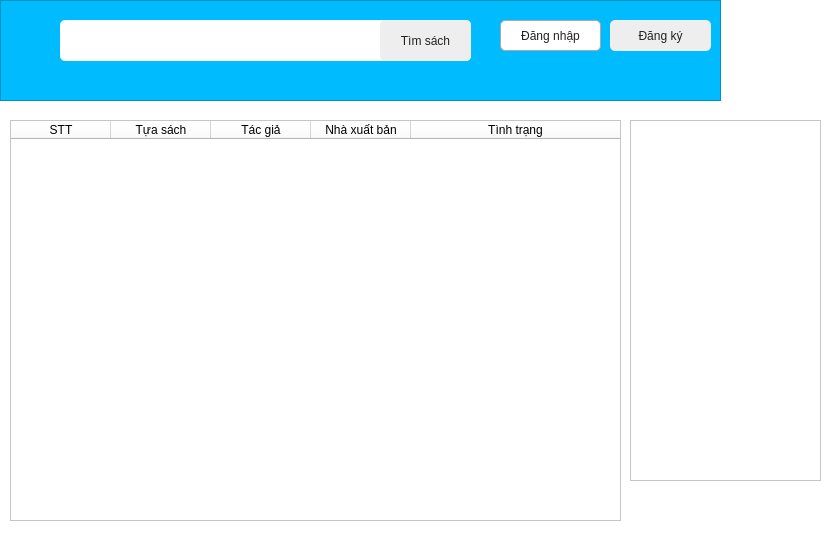
Above: mainwindow.ui from duydvu/Library before the change. Below: the same form after it.
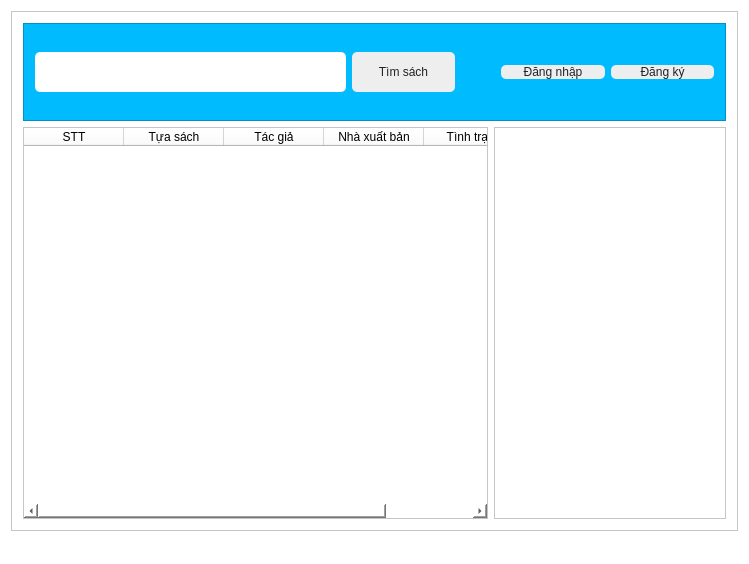
That is the form after the change.

Commit message:
add features, change layouts
Admin and librarian can control book lending request from user.
Change main window layout and 1 part of admin window.

The edit to the form file:
```diff
--- a/mainwindow.ui
+++ b/mainwindow.ui
@@ -9,8 +9,8 @@
    <rect>
     <x>0</x>
     <y>0</y>
-    <width>828</width>
-    <height>546</height>
+    <width>749</width>
+    <height>564</height>
    </rect>
   </property>
   <property name="windowTitle">
@@ -20,54 +20,24 @@
    <string notr="true">background-color: rgb(255,255,255)</string>
   </property>
   <widget class="QWidget" name="centralWidget">
-   <widget class="QPushButton" name="SignInButton">
-    <property name="geometry">
-     <rect>
-      <x>500</x>
-      <y>20</y>
-      <width>101</width>
-      <height>31</height>
-     </rect>
-    </property>
-    <property name="cursor">
-     <cursorShape>PointingHandCursor</cursorShape>
-    </property>
-    <property name="styleSheet">
-     <string notr="true">#SignInButton 
-{
-	border: 1px solid darkgray;
-	border-radius: 5px;
-	font: 15pt &quot;Myriad Pro Cond&quot;;
-	background: qlineargradient(x1: 0, y1: 0, x2: 0, y2: 1,
-                                stop: 0 #eee, stop: 0.4 #ddd,
-                                stop: 0.5 #d8d8d8, stop: 1.0 #ddd);
-	color: #222;
-	outline: none;
-}
-#SignInButton:hover 
-{
-	background: qlineargradient(x1: 0, y1: 0, x2: 0, y2: 1,
-                                stop: 0 #e9e9e9, stop: 0.4 #D8D8D8,
-                                stop: 0.5 #DDDDDD, stop: 1.0 #e9e9e9);
-}
-#SignInButton:pressed 
-{
-	padding-top: 2px;
-}</string>
-    </property>
-    <property name="text">
-     <string>Đăng nhập</string>
-    </property>
-   </widget>
-   <widget class="QFrame" name="MainBar">
+   <layout class="QGridLayout" name="gridLayout">
+    <item row="0" column="1">
+     <widget class="QScrollArea" name="scrollArea">
+      <property name="widgetResizable">
+       <bool>true</bool>
+      </property>
+      <widget class="QWidget" name="scrollAreaWidgetContents">
     <property name="geometry">
      <rect>
       <x>0</x>
       <y>0</y>
-      <width>721</width>
-      <height>101</height>
-     </rect>
-    </property>
+         <width>729</width>
+         <height>524</height>
+        </rect>
+       </property>
+       <layout class="QVBoxLayout" name="verticalLayout" stretch="1,4">
+        <item>
+         <widget class="QFrame" name="MainBar">
     <property name="styleSheet">
      <string notr="true">background: #00BCFF;</string>
     </property>
@@ -77,17 +47,18 @@
     <property name="frameShadow">
      <enum>QFrame::Raised</enum>
     </property>
+          <layout class="QHBoxLayout" name="horizontalLayout_2" stretch="3,1,0,1,1">
+           <item>
     <widget class="QLineEdit" name="FindBooksEdit">
-     <property name="geometry">
-      <rect>
-       <x>60</x>
-       <y>20</y>
-       <width>411</width>
-       <height>41</height>
-      </rect>
+             <property name="minimumSize">
+              <size>
+               <width>242</width>
+               <height>30</height>
+              </size>
      </property>
      <property name="styleSheet">
       <string notr="true">#FindBooksEdit {
+	height: 40px;
 	border: none;
 	border-radius: 5px;
 	padding-left: 10px;
@@ -95,15 +66,9 @@
 }</string>
      </property>
     </widget>
+           </item>
+           <item>
     <widget class="QPushButton" name="FindBooksButton">
-     <property name="geometry">
-      <rect>
-       <x>380</x>
-       <y>20</y>
-       <width>91</width>
-       <height>41</height>
-      </rect>
-     </property>
      <property name="cursor">
       <cursorShape>PointingHandCursor</cursorShape>
      </property>
@@ -115,6 +80,7 @@
      </property>
      <property name="styleSheet">
       <string notr="true">#FindBooksButton{
+	height: 40px;
 	border-width: 0px;
 	border-radius: 5px;
 	background-color: #eee;
@@ -130,15 +96,53 @@
       <string>Tìm sách</string>
      </property>
     </widget>
+           </item>
+           <item>
+            <spacer name="horizontalSpacer">
+             <property name="orientation">
+              <enum>Qt::Horizontal</enum>
+             </property>
+             <property name="sizeHint" stdset="0">
+              <size>
+               <width>40</width>
+               <height>20</height>
+              </size>
+             </property>
+            </spacer>
+           </item>
+           <item>
+            <widget class="QPushButton" name="SignInButton">
+             <property name="cursor">
+              <cursorShape>PointingHandCursor</cursorShape>
+             </property>
+             <property name="styleSheet">
+              <string notr="true">#SignInButton 
+{
+	border-width: 0px;
+	border-radius: 5px;
+	font: 15pt &quot;Myriad Pro Cond&quot;;
+	background-color: #eee;
+	color: #222;
+	outline: none;
+}
+#SignInButton:hover 
+{
+	background: qlineargradient(x1: 0, y1: 0, x2: 0, y2: 1,
+                                stop: 0 #e9e9e9, stop: 0.4 #D8D8D8,
+                                stop: 0.5 #DDDDDD, stop: 1.0 #e9e9e9);
+}
+#SignInButton:pressed 
+{
+	padding-top: 2px;
+}</string>
+             </property>
+             <property name="text">
+              <string>Đăng nhập</string>
+             </property>
+            </widget>
+           </item>
+           <item>
     <widget class="QPushButton" name="SignUpButton">
-     <property name="geometry">
-      <rect>
-       <x>610</x>
-       <y>20</y>
-       <width>101</width>
-       <height>31</height>
-      </rect>
-     </property>
      <property name="cursor">
       <cursorShape>PointingHandCursor</cursorShape>
      </property>
@@ -154,57 +158,34 @@
 }
 #SignUpButton:hover 
 {
-	background-color: qlineargradient(spread:pad, x1:0, y1:0, x2:0, y2:1, stop:0 rgba(157, 157, 157, 255), stop:0.99435 rgba(241, 241, 241, 255), stop:1 rgba(255, 255, 255, 255));
+	background: qlineargradient(x1: 0, y1: 0, x2: 0, y2: 1,
+                                stop: 0 #e9e9e9, stop: 0.4 #D8D8D8,
+                                stop: 0.5 #DDDDDD, stop: 1.0 #e9e9e9);
+}
+#SignUpButton:pressed 
+{
+	padding-top: 2px;
 }</string>
      </property>
      <property name="text">
       <string>Đăng ký</string>
      </property>
     </widget>
-    <widget class="QLabel" name="AccountLabel">
-     <property name="geometry">
-      <rect>
-       <x>480</x>
-       <y>20</y>
-       <width>231</width>
-       <height>31</height>
-      </rect>
-     </property>
-     <property name="styleSheet">
-      <string notr="true">font: 63 12pt &quot;Myriad Pro Light&quot;;
-background: none;</string>
-     </property>
-     <property name="text">
-      <string/>
-     </property>
-     <property name="alignment">
-      <set>Qt::AlignRight|Qt::AlignTrailing|Qt::AlignVCenter</set>
-     </property>
-    </widget>
-    <zorder>AccountLabel</zorder>
-    <zorder>FindBooksEdit</zorder>
-    <zorder>FindBooksButton</zorder>
+           </item>
+          </layout>
+          <zorder>frame</zorder>
+          <zorder>BooksTable</zorder>
     <zorder>SignUpButton</zorder>
-   </widget>
-   <widget class="QTextBrowser" name="intro">
-    <property name="geometry">
-     <rect>
-      <x>630</x>
-      <y>120</y>
-      <width>191</width>
-      <height>361</height>
-     </rect>
-    </property>
-   </widget>
+          <zorder>SignInButton</zorder>
+          <zorder>FindBooksButton</zorder>
+          <zorder>FindBooksEdit</zorder>
+          <zorder>horizontalSpacer</zorder>
+         </widget>
+        </item>
+        <item>
+         <layout class="QHBoxLayout" name="horizontalLayout" stretch="2,1">
+          <item>
    <widget class="QTableWidget" name="BooksTable">
-    <property name="geometry">
-     <rect>
-      <x>10</x>
-      <y>120</y>
-      <width>611</width>
-      <height>401</height>
-     </rect>
-    </property>
     <property name="editTriggers">
      <set>QAbstractItemView::NoEditTriggers</set>
     </property>
@@ -246,10 +227,17 @@
      </property>
     </column>
    </widget>
-   <zorder>MainBar</zorder>
-   <zorder>SignInButton</zorder>
-   <zorder>intro</zorder>
-   <zorder>BooksTable</zorder>
+          </item>
+          <item>
+           <widget class="QTextBrowser" name="intro"/>
+          </item>
+         </layout>
+        </item>
+       </layout>
+      </widget>
+     </widget>
+    </item>
+   </layout>
   </widget>
   <widget class="QStatusBar" name="statusBar"/>
  </widget>
```
Left out of the diff: 6 changed lines with no effect on the pictures. Lines whose indentation alone changed are shown as unchanged. The commit also changes 43 other files.
